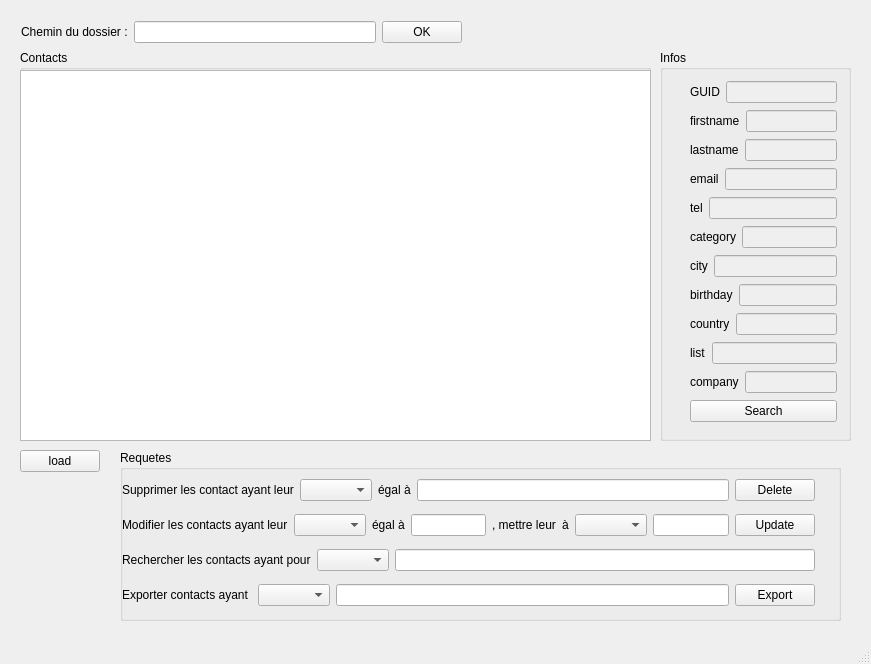
The window that TP_Contact/contact/contact.ui (Charpente/contacts) describes before a commit, drawn with Qt 5.
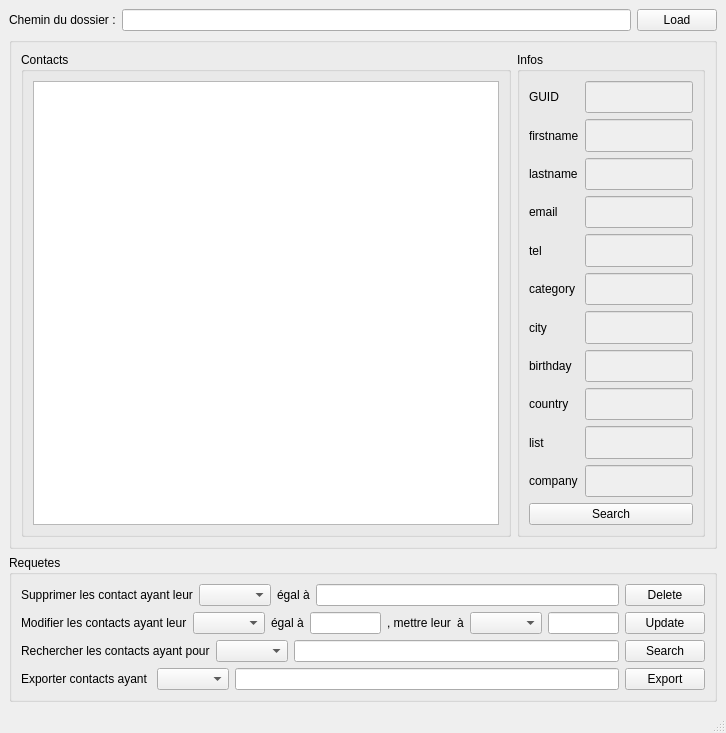
The same window after the commit.

```diff
--- a/TP_Contact/contact/contact.ui
+++ b/TP_Contact/contact/contact.ui
@@ -6,40 +6,88 @@
    <rect>
     <x>0</x>
     <y>0</y>
-    <width>871</width>
-    <height>664</height>
+    <width>726</width>
+    <height>733</height>
    </rect>
   </property>
   <property name="windowTitle">
    <string>MainWindow</string>
   </property>
   <widget class="QWidget" name="centralwidget">
+   <layout class="QVBoxLayout" name="verticalLayout_4">
+    <item>
+     <layout class="QVBoxLayout" name="verticalLayout_3">
+      <item>
+       <layout class="QHBoxLayout" name="horizontalLayout_15">
+        <item>
+         <widget class="QLabel" name="label_19">
+          <property name="text">
+           <string>Chemin du dossier :</string>
+          </property>
+         </widget>
+        </item>
+        <item>
+         <widget class="QLineEdit" name="lbFolderPath"/>
+        </item>
+        <item>
+         <widget class="QPushButton" name="btnImport">
+          <property name="text">
+           <string>Load</string>
+          </property>
+         </widget>
+        </item>
+       </layout>
+      </item>
+     </layout>
+    </item>
+    <item>
+     <widget class="QGroupBox" name="groupBox_4">
+      <property name="title">
+       <string/>
+      </property>
+      <layout class="QHBoxLayout" name="horizontalLayout_18">
+       <item>
+        <widget class="QGroupBox" name="groupBox_2">
+         <property name="sizePolicy">
+          <sizepolicy hsizetype="Expanding" vsizetype="Preferred">
+           <horstretch>0</horstretch>
+           <verstretch>0</verstretch>
+          </sizepolicy>
+         </property>
+         <property name="title">
+          <string>Contacts</string>
+         </property>
+         <layout class="QVBoxLayout" name="verticalLayout_6">
+          <item>
+           <widget class="QTableView" name="tableView"/>
+          </item>
+         </layout>
+        </widget>
+       </item>
+       <item>
    <widget class="QGroupBox" name="groupBox">
-    <property name="geometry">
-     <rect>
-      <x>660</x>
-      <y>50</y>
-      <width>191</width>
-      <height>391</height>
-     </rect>
+         <property name="sizePolicy">
+          <sizepolicy hsizetype="Preferred" vsizetype="Preferred">
+           <horstretch>0</horstretch>
+           <verstretch>0</verstretch>
+          </sizepolicy>
     </property>
     <property name="title">
      <string>Infos</string>
     </property>
-    <widget class="QWidget" name="layoutWidget">
-     <property name="geometry">
-      <rect>
-       <x>30</x>
-       <y>30</y>
-       <width>147</width>
-       <height>354</height>
-      </rect>
-     </property>
+         <layout class="QVBoxLayout" name="verticalLayout_5">
+          <item>
      <layout class="QVBoxLayout" name="verticalLayout">
       <item>
        <layout class="QHBoxLayout" name="horizontalLayout">
         <item>
          <widget class="QLabel" name="label_2">
+                <property name="sizePolicy">
+                 <sizepolicy hsizetype="Preferred" vsizetype="Preferred">
+                  <horstretch>0</horstretch>
+                  <verstretch>0</verstretch>
+                 </sizepolicy>
+                </property>
           <property name="text">
            <string>GUID</string>
           </property>
@@ -50,6 +98,12 @@
           <property name="enabled">
            <bool>false</bool>
           </property>
+                <property name="sizePolicy">
+                 <sizepolicy hsizetype="Preferred" vsizetype="Preferred">
+                  <horstretch>0</horstretch>
+                  <verstretch>0</verstretch>
+                 </sizepolicy>
+                </property>
          </widget>
         </item>
        </layout>
@@ -68,6 +122,12 @@
           <property name="enabled">
            <bool>false</bool>
           </property>
+                <property name="sizePolicy">
+                 <sizepolicy hsizetype="Minimum" vsizetype="Preferred">
+                  <horstretch>0</horstretch>
+                  <verstretch>0</verstretch>
+                 </sizepolicy>
+                </property>
          </widget>
         </item>
        </layout>
@@ -86,6 +146,12 @@
           <property name="enabled">
            <bool>false</bool>
           </property>
+                <property name="sizePolicy">
+                 <sizepolicy hsizetype="Minimum" vsizetype="Preferred">
+                  <horstretch>0</horstretch>
+                  <verstretch>0</verstretch>
+                 </sizepolicy>
+                </property>
          </widget>
         </item>
        </layout>
@@ -104,6 +170,12 @@
           <property name="enabled">
            <bool>false</bool>
           </property>
+                <property name="sizePolicy">
+                 <sizepolicy hsizetype="Minimum" vsizetype="Preferred">
+                  <horstretch>0</horstretch>
+                  <verstretch>0</verstretch>
+                 </sizepolicy>
+                </property>
          </widget>
         </item>
        </layout>
@@ -122,6 +194,12 @@
           <property name="enabled">
            <bool>false</bool>
           </property>
+                <property name="sizePolicy">
+                 <sizepolicy hsizetype="Minimum" vsizetype="Preferred">
+                  <horstretch>0</horstretch>
+                  <verstretch>0</verstretch>
+                 </sizepolicy>
+                </property>
          </widget>
         </item>
        </layout>
@@ -140,6 +218,12 @@
           <property name="enabled">
            <bool>false</bool>
           </property>
+                <property name="sizePolicy">
+                 <sizepolicy hsizetype="Minimum" vsizetype="Preferred">
+                  <horstretch>0</horstretch>
+                  <verstretch>0</verstretch>
+                 </sizepolicy>
+                </property>
          </widget>
         </item>
        </layout>
@@ -158,6 +242,12 @@
           <property name="enabled">
            <bool>false</bool>
           </property>
+                <property name="sizePolicy">
+                 <sizepolicy hsizetype="Minimum" vsizetype="Preferred">
+                  <horstretch>0</horstretch>
+                  <verstretch>0</verstretch>
+                 </sizepolicy>
+                </property>
          </widget>
         </item>
        </layout>
@@ -176,6 +266,12 @@
           <property name="enabled">
            <bool>false</bool>
           </property>
+                <property name="sizePolicy">
+                 <sizepolicy hsizetype="Minimum" vsizetype="Preferred">
+                  <horstretch>0</horstretch>
+                  <verstretch>0</verstretch>
+                 </sizepolicy>
+                </property>
          </widget>
         </item>
        </layout>
@@ -194,6 +290,12 @@
           <property name="enabled">
            <bool>false</bool>
           </property>
+                <property name="sizePolicy">
+                 <sizepolicy hsizetype="Minimum" vsizetype="Preferred">
+                  <horstretch>0</horstretch>
+                  <verstretch>0</verstretch>
+                 </sizepolicy>
+                </property>
          </widget>
         </item>
        </layout>
@@ -212,6 +314,12 @@
           <property name="enabled">
            <bool>false</bool>
           </property>
+                <property name="sizePolicy">
+                 <sizepolicy hsizetype="Minimum" vsizetype="Preferred">
+                  <horstretch>0</horstretch>
+                  <verstretch>0</verstretch>
+                 </sizepolicy>
+                </property>
          </widget>
         </item>
        </layout>
@@ -230,6 +338,12 @@
           <property name="enabled">
            <bool>false</bool>
           </property>
+                <property name="sizePolicy">
+                 <sizepolicy hsizetype="Minimum" vsizetype="Preferred">
+                  <horstretch>0</horstretch>
+                  <verstretch>0</verstretch>
+                 </sizepolicy>
+                </property>
          </widget>
         </item>
        </layout>
@@ -242,65 +356,20 @@
        </widget>
       </item>
      </layout>
-    </widget>
-   </widget>
-   <widget class="QGroupBox" name="groupBox_2">
-    <property name="geometry">
-     <rect>
-      <x>20</x>
-      <y>50</y>
-      <width>631</width>
-      <height>391</height>
-     </rect>
-    </property>
-    <property name="title">
-     <string>Contacts</string>
-    </property>
-    <widget class="QTableView" name="tableView">
-     <property name="geometry">
-      <rect>
-       <x>0</x>
-       <y>20</y>
-       <width>631</width>
-       <height>371</height>
-      </rect>
-     </property>
-    </widget>
-   </widget>
-   <widget class="QPushButton" name="btn_load">
-    <property name="geometry">
-     <rect>
-      <x>20</x>
-      <y>450</y>
-      <width>80</width>
-      <height>22</height>
-     </rect>
-    </property>
-    <property name="text">
-     <string>load</string>
-    </property>
-   </widget>
+          </item>
+         </layout>
+        </widget>
+       </item>
+      </layout>
+     </widget>
+    </item>
+    <item>
    <widget class="QGroupBox" name="groupBox_3">
-    <property name="geometry">
-     <rect>
-      <x>120</x>
-      <y>450</y>
-      <width>721</width>
-      <height>171</height>
-     </rect>
-    </property>
     <property name="title">
      <string>Requetes</string>
     </property>
-    <widget class="QWidget" name="layoutWidget">
-     <property name="geometry">
-      <rect>
-       <x>2</x>
-       <y>22</y>
-       <width>693</width>
-       <height>141</height>
-      </rect>
-     </property>
+      <layout class="QVBoxLayout" name="verticalLayout_7">
+       <item>
      <layout class="QVBoxLayout" name="verticalLayout_2">
       <item>
        <layout class="QHBoxLayout" name="horizontalLayout_12">
@@ -399,6 +468,13 @@
         <item>
          <widget class="QLineEdit" name="tbxSearch"/>
         </item>
+           <item>
+            <widget class="QPushButton" name="btnSearch">
+             <property name="text">
+              <string>Search</string>
+             </property>
+            </widget>
+           </item>
        </layout>
       </item>
       <item>
@@ -426,37 +502,11 @@
        </layout>
       </item>
      </layout>
-    </widget>
-   </widget>
-   <widget class="QWidget" name="layoutWidget">
-    <property name="geometry">
-     <rect>
-      <x>21</x>
-      <y>20</y>
-      <width>441</width>
-      <height>24</height>
-     </rect>
-    </property>
-    <layout class="QHBoxLayout" name="horizontalLayout_15">
-     <item>
-      <widget class="QLabel" name="label_19">
-       <property name="text">
-        <string>Chemin du dossier :</string>
-       </property>
-      </widget>
-     </item>
-     <item>
-      <widget class="QLineEdit" name="lbFolderPath"/>
-     </item>
-     <item>
-      <widget class="QPushButton" name="btnImport">
-       <property name="text">
-        <string>OK</string>
-       </property>
+       </item>
+      </layout>
       </widget>
      </item>
     </layout>
-   </widget>
   </widget>
   <widget class="QMenuBar" name="menubar">
    <property name="geometry">
```
Left out of the diff: 2 changed lines with no effect on the pictures. Lines whose indentation alone changed are shown as unchanged.
